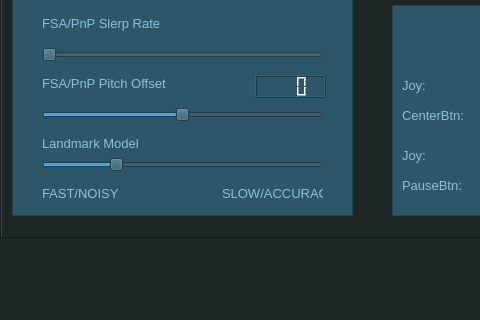
Old version of the form agentxconfig.ui in the repository jyfzh/FOXTracker; both pictures show x 0 to 480 and y 252 to 572 of the 771 by 572 pixel window.
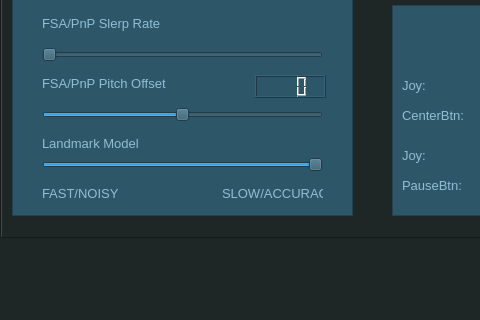
New version of the form. Custom widgets are drawn as their Qt base class.

Commit message: Fix high speed error

The edit to the form file:
```diff
--- a/agentxconfig.ui
+++ b/agentxconfig.ui
@@ -360,7 +360,7 @@
        <number>-1</number>
       </property>
       <property name="maximum">
-       <number>3</number>
+       <number>0</number>
       </property>
       <property name="orientation">
        <enum>Qt::Horizontal</enum>
```
The commit also changes 1 other file.
